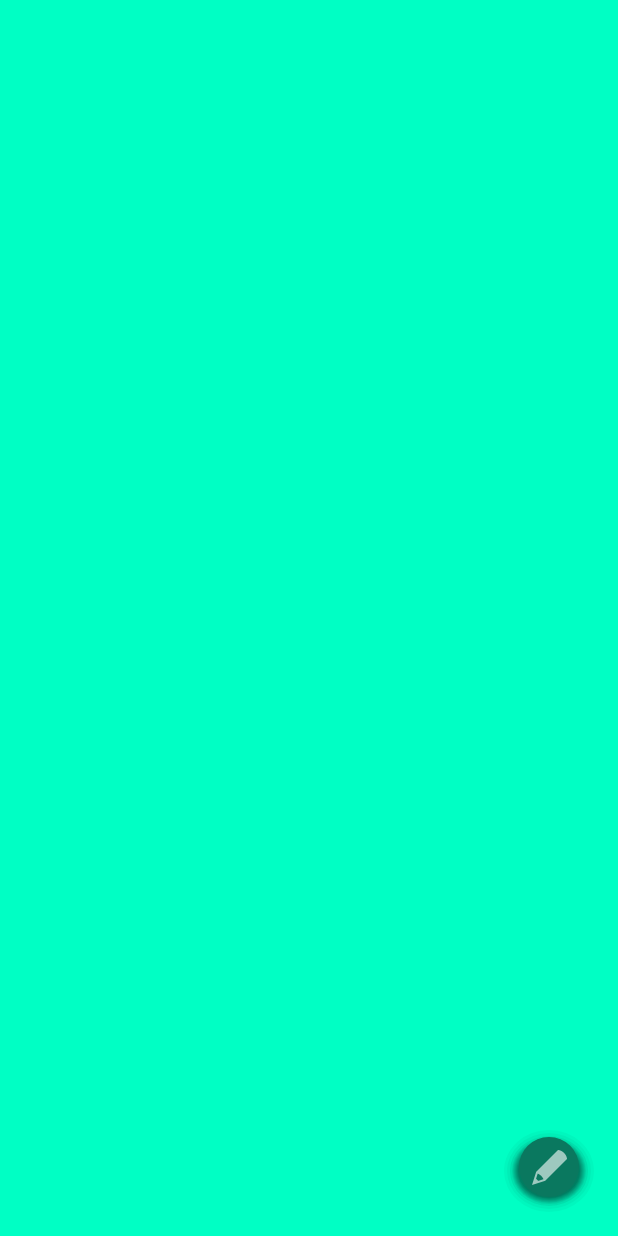
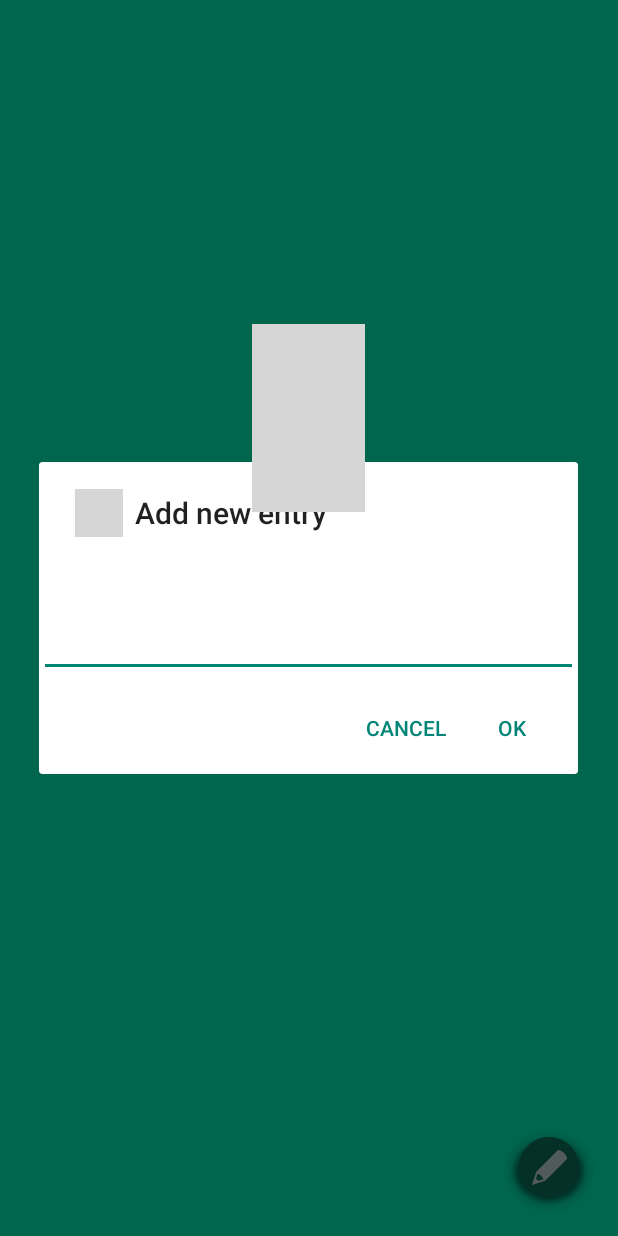
Before and after one commit to Etzo/SimpleToDo, an Android app: the screen it shows after launch (MainActivity), after a tap on an icon or button, on a phone screen of 412 x 824 dp. Run offline under Robolectric (Android 15) with nearby library versions, the phone set to English and light mode, and no system bars; grey boxes are pictures that could not be loaded.

Commit message:
FAB functionality is complete. Empty state is currently a work in progress, trying to find a way around using @android:id/empty. Might have to just put the text and icon into one drawable file.

```diff
--- a/app/src/main/AndroidManifest.xml
+++ b/app/src/main/AndroidManifest.xml
@@ -9,6 +9,7 @@
         android:theme="@style/AppTheme" >
         <activity
             android:name="farmer.com.simpletodo.MainActivity"
+            android:screenOrientation="portrait"
             android:label="@string/app_name" >
             <intent-filter>
                 <action android:name="android.intent.action.MAIN" />
--- a/app/src/main/java/farmer/com/simpletodo/MainActivity.java
+++ b/app/src/main/java/farmer/com/simpletodo/MainActivity.java
@@ -5,13 +5,16 @@ import android.app.AlertDialog;
 import android.content.DialogInterface;
 import android.os.Bundle;
 import android.text.InputType;
+import android.view.Gravity;
 import android.view.Menu;
 import android.view.MenuItem;
 import android.view.View;
+import android.view.WindowManager;
 import android.widget.AdapterView;
 import android.widget.ArrayAdapter;
 import android.widget.EditText;
 import android.widget.ListView;
+import android.widget.TextView;
 import android.widget.Toast;
 
 import org.apache.commons.io.FileUtils;
@@ -33,7 +36,10 @@ public class MainActivity extends Activity {
     protected void onCreate(Bundle savedInstanceState) {
         super.onCreate(savedInstanceState);
         setContentView(R.layout.activity_main);
-        lvItems = (ListView) findViewById(R.id.lvItems);
+        lvItems = (ListView) findViewById(android.R.id.list);
+        lvItems.setEmptyView(findViewById(android.R.id.empty));
+
+
         items = new ArrayList<String>();
         readItems();
         itemsAdapter = new ArrayAdapter<String>(this, android.R.layout.simple_list_item_1, items);
@@ -53,6 +59,7 @@ public class MainActivity extends Activity {
 
                         new AlertDialog.Builder(MainActivity.this)
                                 .setTitle("Delete entry")
+                                .setIcon(R.drawable.ic_trash)
                                 .setMessage("Are you sure you want to delete this entry?")
                                 .setPositiveButton(android.R.string.yes, new DialogInterface.OnClickListener() {
                                     @Override
@@ -81,50 +88,58 @@ public class MainActivity extends Activity {
                 });
     }
 
-    public void testToast(){
-        Toast.makeText(getApplicationContext(), "this is my Toast message!!! =)",
-                Toast.LENGTH_LONG).show();
-    }
 
     public void onAddItem(View v) {
+        AlertDialog.Builder alertDialogBuilder = new AlertDialog.Builder(MainActivity.this);
+        // set title
+        alertDialogBuilder.setTitle("Add new entry");
+        alertDialogBuilder.setIcon(R.drawable.ic_check);
+        alertDialogBuilder.setCancelable(true);
 
-        AlertDialog.Builder builder = new AlertDialog.Builder(this);
-        builder.setTitle("Title");
 
-        // Setting up the input
-        final EditText input = new EditText(this);
-        input.setInputType(InputType.TYPE_CLASS_TEXT | InputType.TYPE_TEXT_VARIATION_PASSWORD);
-        builder.setView(input);
 
-        // Setting up the buttons
-        builder.setPositiveButton("OK", new DialogInterface.OnClickListener() {
-            @Override
-            public void onClick(DialogInterface dialogInterface, int i) {
+        final EditText input = new EditText(this); // Y U HEFF TO BE FINAL
 
+        alertDialogBuilder.setMessage("");
+        alertDialogBuilder.setView(input);
+
+        // set dialog message
+        alertDialogBuilder
+
+                .setPositiveButton("OK", new DialogInterface.OnClickListener() {
+                    public void onClick(DialogInterface dialog, int id) {
                         m_text = input.getText().toString();
+
+                        // Check for null entry
+                        if (m_text.length() == 0){
+
+                            Toast.makeText(getApplicationContext(), "Please enter an item", Toast.LENGTH_LONG).show();
+                        }
+                        else {
+
                             itemsAdapter.add(m_text);
                             input.setText("");
                             writeItems();
                         }
-        });
-        builder.setNegativeButton("Cancel", new DialogInterface.OnClickListener() {
-            @Override
-            public void onClick(DialogInterface dialogInterface, int i) {
-                dialogInterface.cancel();
+                    }
+                })
+                .setNegativeButton("Cancel", new DialogInterface.OnClickListener() {
+                    public void onClick(DialogInterface dialog, int id) {
+
+                        dialog.cancel();
                     }
                 });
+
+        // create alert dialog
+        AlertDialog alertDialog = alertDialogBuilder.create();
+
+        // show it. First line automatically displays the keyboard
+        alertDialog.getWindow().setSoftInputMode(WindowManager.LayoutParams.SOFT_INPUT_STATE_VISIBLE);
+        alertDialog.show();
+
+
     }
- /*
-        NOTE: Trying to implement this as a separate dialog or activity in the future.
-              Commenting out for now
 
-  public void onAddItem(View v) {
-        EditText etNewItem = (EditText) findViewById(R.id.etNewItem);
-        String itemText = etNewItem.getText().toString();
-        itemsAdapter.add(itemText);
-        etNewItem.setText("");
-        writeItems();
-    }*/
 
     private void readItems() {
         File filesDir = getFilesDir();
--- a/app/src/main/res/layout/activity_main.xml
+++ b/app/src/main/res/layout/activity_main.xml
@@ -6,29 +6,40 @@
     android:background="#00FFC4"
     android:paddingBottom="@dimen/activity_vertical_margin" tools:context=".MainActivity">
 
-    <ListView
-        android:layout_width="wrap_content"
-        android:layout_height="wrap_content"
-        android:id="@+id/lvItems"
-        android:layout_alignParentTop="true"
-        android:layout_alignParentLeft="true"
-        android:layout_alignParentStart="true"
+    <LinearLayout
+        android:orientation="vertical"
+        android:layout_width="fill_parent"
+        android:layout_height="fill_parent">
 
-        />
+        <ListView
+            android:layout_width="match_parent"
+            android:layout_height="wrap_content"
+            android:id="@android:id/list"
+            android:layout_alignParentTop="true"
+            android:layout_alignParentLeft="true"
+            android:layout_alignParentStart="true"
+            android:textSize="35dp"
+            />
 
-    <!---       Trying to implement this as a separate dialog or activity. Commenting out for now.
-    <EditText
-        android:layout_width="wrap_content"
-        android:layout_height="wrap_content"
-        android:id="@+id/etNewItem"
-        android:layout_alignTop="@+id/btnAddItem"
-        android:hint="Enter a new item"
-        android:layout_alignParentLeft="true"
-        android:layout_alignParentStart="true"
-        android:layout_toLeftOf="@+id/btnAddItem"
-        android:layout_toStartOf="@+id/btnAddItem"
-        android:layout_alignParentBottom="true"
-        /> -->
+        <ImageView
+            android:id="@android:id/empty"
+            android:layout_width="75dp"
+            android:layout_height="125dp"
+            android:src="@drawable/ic_clipboard"
+            android:layout_gravity="center_horizontal|center_vertical"
+            android:layout_marginTop="200dp"
+            />
+
+
+        <!--
+        <TextView android:id="@android:id/empty"
+            android:layout_width="match_parent"
+            android:layout_height="match_parent"
+            android:text="Please tap the button below to add an entry."
+            android:gravity="center"
+            />
+            -->
+    </LinearLayout>
 
     <ImageButton
         android:id="@+id/btnAddItem"
@@ -37,11 +48,8 @@
         android:layout_alignParentBottom="true"
         android:layout_alignParentRight="true"
         android:src="@drawable/ic_action"
-        android:tint="@color/editIcon"
         android:background="@drawable/circle"
-        android:onClick="testToast"/>
-
-
+        android:onClick="onAddItem"/>
 
 
 
```
Also changed, not shown: app/src/main/res/layout/dialog_layout.xml (added, +22 -0 lines), app/src/main/res/layout/empty_state.xml (added, +18 -0 lines), app/src/main/res/drawable-hdpi/ic_action.png, app/src/main/res/drawable-mdpi/ic_action.png, app/src/main/res/drawable-xhdpi/ic_action.png, app/src/main/res/drawable-xxhdpi/ic_action.png, app/src/main/res/drawable/ic_action.png. Lines whose indentation alone changed are shown as unchanged.
